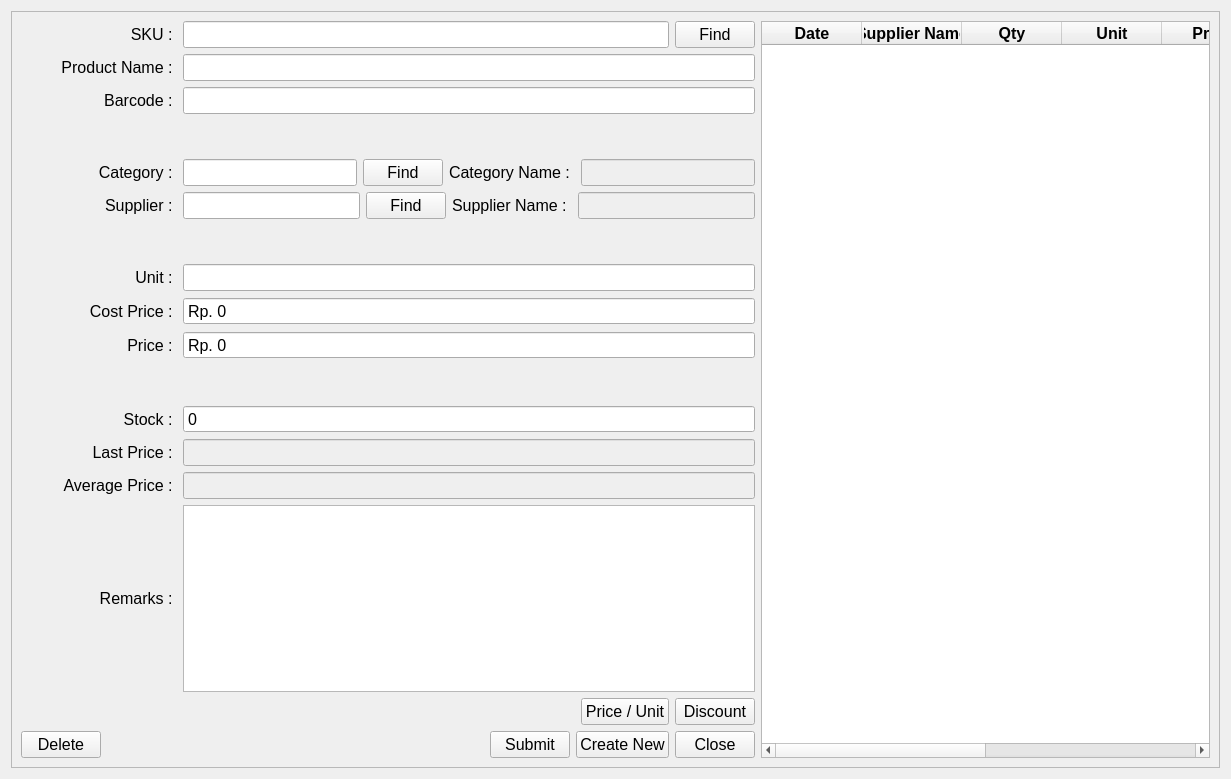
Above: ui/master_stock.ui from michael-halim/pos before the change. Below: the same form after it.
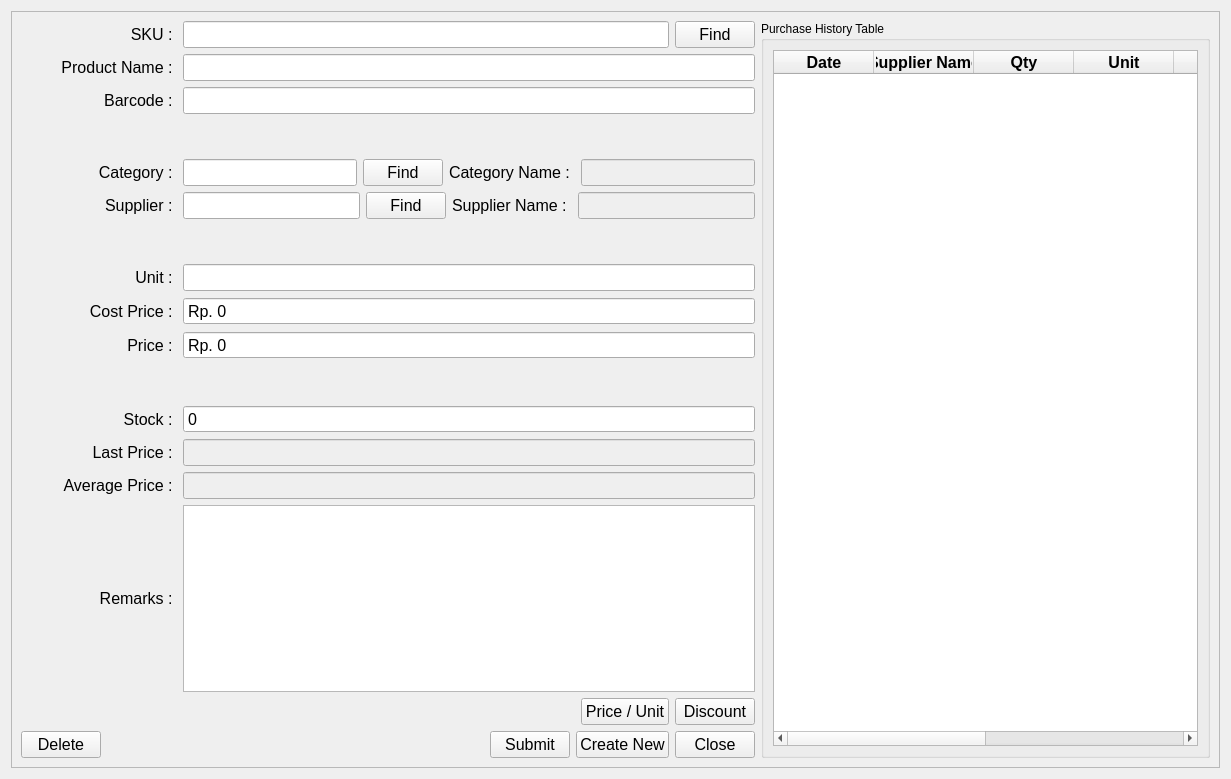
That is the form after the change.

Commit message: Patch#29: Add Transaction History Table - Added Transaction History Table in Transactions - Fix Bug to Remove Tax and Remarks after Submit Transactions - Fix Bug to Remove Invoice Number, Supplier Id, Remarks After Transactions - Update Stock Card after Purchasing and Transaction - Automatically Formatting Number in Payment Transactions - Added Group Box Name in Master Stock - Remove Unnecesarry File - Fix Bug Can't put Negative Number or Empty Order in Transactions - Fix Bug 2nd SKU With the Same Unit Misplace Column

The edit to the form file:
```diff
--- a/ui/master_stock.ui
+++ b/ui/master_stock.ui
@@ -22,7 +22,7 @@
      <property name="frameShadow">
       <enum>QFrame::Raised</enum>
      </property>
-     <layout class="QGridLayout" name="gridLayout">
+     <layout class="QGridLayout" name="gridLayout_3">
       <item row="0" column="0">
        <layout class="QHBoxLayout" name="horizontalLayout_15">
         <item>
@@ -744,6 +744,12 @@
          </layout>
         </item>
         <item>
+         <widget class="QGroupBox" name="groupBox">
+          <property name="title">
+           <string>Purchase History Table</string>
+          </property>
+          <layout class="QGridLayout" name="gridLayout">
+           <item row="0" column="0">
          <widget class="QTableWidget" name="purchasing_history_in_master_stock_table">
           <property name="minimumSize">
            <size>
@@ -871,6 +877,9 @@
             <set>AlignCenter</set>
            </property>
           </column>
+            </widget>
+           </item>
+          </layout>
          </widget>
         </item>
        </layout>
```
Lines whose indentation alone changed are shown as unchanged. The commit also changes 14 other files.
